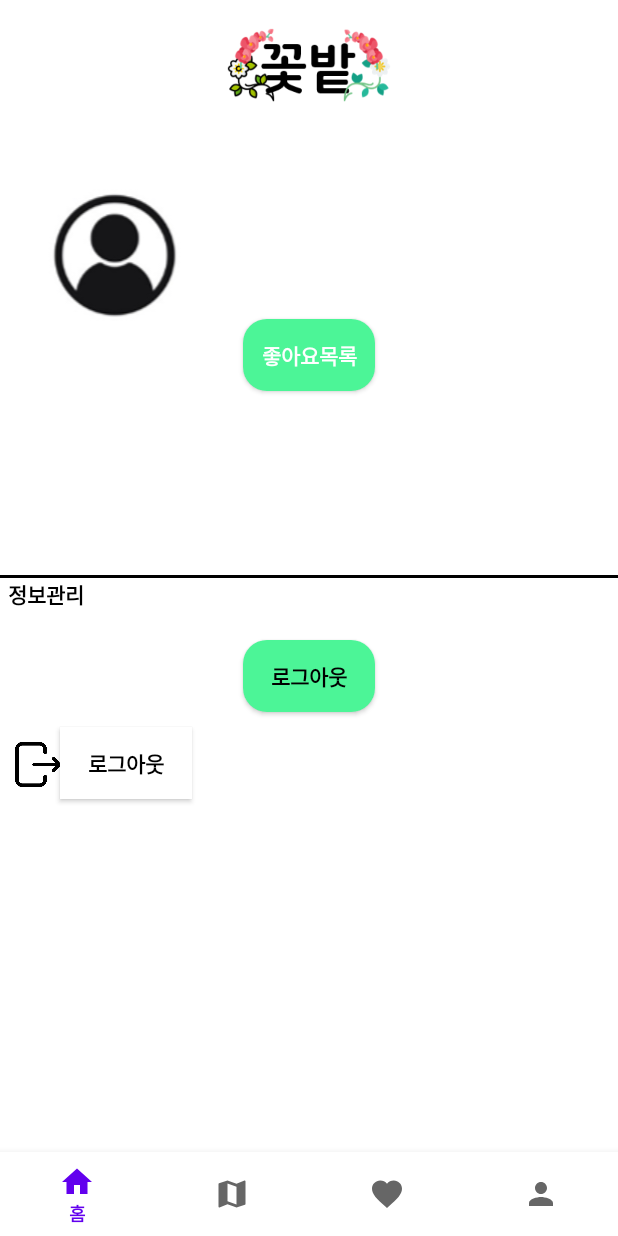
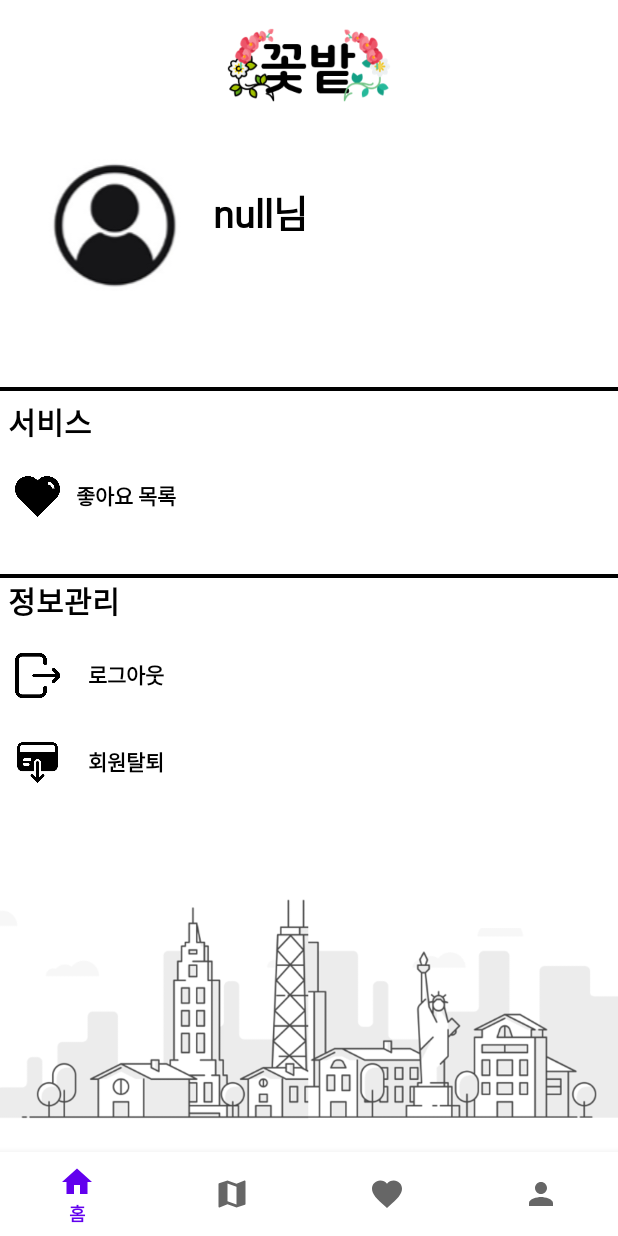
Before and after one commit to Ju-lotty/FlowerGarden, an Android app: the fragment Information placed in its activity, on a phone screen of 412 x 824 dp. Run offline under Robolectric (Android 15) with nearby library versions, the phone set to English and light mode, and no system bars; our stand-ins replace Firebase (no records; nobody signed in at launch, a user with empty details on screens opened directly); libraries missing offline, so code that uses them is left out: com.naver.maps; 3 statements that could not run were skipped.

Commit message:
UserInformation

```diff
--- a/app/src/main/java/com/project/flowergarden/userfragment/Information.kt
+++ b/app/src/main/java/com/project/flowergarden/userfragment/Information.kt
@@ -1,60 +1,100 @@
 package com.project.flowergarden.userfragment
 
+import android.app.AlertDialog
+import android.content.Intent
 import android.os.Bundle
+import android.util.Log
 import androidx.fragment.app.Fragment
 import android.view.LayoutInflater
 import android.view.View
 import android.view.ViewGroup
-import com.project.flowergarden.R
+import com.google.firebase.auth.FirebaseAuth
+import com.google.firebase.auth.FirebaseUser
+import com.google.firebase.database.*
+import com.project.flowergarden.StartActivity
+import com.project.flowergarden.databinding.FragmentInformationBinding
+import kotlinx.android.synthetic.main.fragment_information.*
 
-// TODO: Rename parameter arguments, choose names that match
-// the fragment initialization parameters, e.g. ARG_ITEM_NUMBER
-private const val ARG_PARAM1 = "param1"
-private const val ARG_PARAM2 = "param2"
 
-/**
- * A simple [Fragment] subclass.
- * Use the [Information.newInstance] factory method to
- * create an instance of this fragment.
- */
 class Information : Fragment() {
-    // TODO: Rename and change types of parameters
-    private var param1: String? = null
-    private var param2: String? = null
 
-    override fun onCreate(savedInstanceState: Bundle?) {
-        super.onCreate(savedInstanceState)
-        arguments?.let {
-            param1 = it.getString(ARG_PARAM1)
-            param2 = it.getString(ARG_PARAM2)
-        }
-    }
+    private lateinit var binding: FragmentInformationBinding
+
+    //유저 정보 불러오기 (아이디, 닉네임 등)
+    private var user: FirebaseUser? = null
+    private lateinit var UserDB: DatabaseReference //실시간 데이터베이스
+    private var userID: String? = null
 
     override fun onCreateView(
         inflater: LayoutInflater, container: ViewGroup?,
         savedInstanceState: Bundle?
-    ): View? {
-        // Inflate the layout for this fragment
-        return inflater.inflate(R.layout.fragment_information, container, false)
+    ): View {
+        binding = FragmentInformationBinding.inflate(layoutInflater)
+        return binding.root
     }
 
-    companion object {
-        /**
-         * Use this factory method to create a new instance of
-         * this fragment using the provided parameters.
-         *
-         * @param param1 Parameter 1.
-         * @param param2 Parameter 2.
-         * @return A new instance of fragment Information.
-         */
-        // TODO: Rename and change types and number of parameters
-        @JvmStatic
-        fun newInstance(param1: String, param2: String) =
-            Information().apply {
-                arguments = Bundle().apply {
-                    putString(ARG_PARAM1, param1)
-                    putString(ARG_PARAM2, param2)
+
+    override fun onViewCreated(view: View, savedInstanceState: Bundle?) {
+        super.onViewCreated(view, savedInstanceState)
+        logoutButtonClicked()
+        secessionButtonClicked()
+        showUserNickname()
+    }
+
+    private fun showUserNickname() {
+        user = FirebaseAuth.getInstance().currentUser
+        UserDB = FirebaseDatabase.getInstance().getReference("User")
+        userID = user!!.uid
+
+        UserDB.child(userID!!).addListenerForSingleValueEvent(object : ValueEventListener {
+
+            override fun onDataChange(snapshot: DataSnapshot) {
+                val nickname = snapshot.child("nickname").value.toString()
+                binding.userNameTextView.text = "${nickname.toString()}님"
+            }
+            override fun onCancelled(error: DatabaseError) {
+            }
+        })
+    }
+
+    private fun likeButtonClicked() {
+        TODO("Not yet implemented")
+    }
+    private fun logoutButtonClicked() {
+        logoutButton.setOnClickListener {
+            val builder = AlertDialog.Builder(context)
+
+            builder.setTitle("로그아웃") //제목
+                .setMessage("로그아웃을 하시겠습니까?") // 메시지
+                .setPositiveButton("확인") { _, _ ->
+                    FirebaseAuth.getInstance().signOut()
+                    activity?.let {
+                        val intent = Intent(context, StartActivity::class.java)
+                        startActivity(intent)
+                    }
                 }
-            }
+                .setNegativeButton("취소") { _, _ -> }
+                .create()
+                .show()
+        }
     }
+    private fun secessionButtonClicked() {
+        secessionButton.setOnClickListener {
+            val builder = AlertDialog.Builder(context)
+
+            builder.setTitle("회원탈퇴") //제목
+                .setMessage("회원탈퇴를 하시겠습니까? \n탈퇴한 계정은 복구가 불가합니다.") // 메시지
+                .setPositiveButton("확인") { _, _ ->
+                    FirebaseAuth.getInstance().currentUser?.delete()
+                    activity?.let {
+                        val intent = Intent(context, StartActivity::class.java)
+                        startActivity(intent)
+                    }
+                }
+                .setNegativeButton("취소") { _, _ -> }
+                .create()
+                .show()
+        }
+    }
+
 }
--- a/app/src/main/res/layout/fragment_information.xml
+++ b/app/src/main/res/layout/fragment_information.xml
@@ -1,9 +1,9 @@
 <?xml version="1.0" encoding="utf-8"?>
 <androidx.constraintlayout.widget.ConstraintLayout xmlns:android="http://schemas.android.com/apk/res/android"
+    xmlns:app="http://schemas.android.com/apk/res-auto"
     xmlns:tools="http://schemas.android.com/tools"
     android:layout_width="match_parent"
     android:layout_height="match_parent"
-    xmlns:app="http://schemas.android.com/apk/res-auto"
     tools:context=".userfragment.Information">
 
     <ImageView
@@ -18,92 +18,161 @@
 
     <ImageView
         android:id="@+id/profileImageView"
+        android:layout_width="112dp"
+        android:layout_height="wrap_content"
+        android:layout_marginStart="20dp"
+        android:layout_marginTop="30dp"
         android:src="@drawable/ic_profile"
-        app:layout_constraintTop_toBottomOf="@id/title"
         app:layout_constraintStart_toStartOf="parent"
-        android:layout_marginTop="50dp"
-        android:layout_marginStart="20dp"
-        android:layout_width="112dp"
-        android:layout_height="wrap_content"/>
+        app:layout_constraintTop_toBottomOf="@id/title" />
+
     <TextView
         android:id="@+id/userNameTextView"
+        android:layout_width="wrap_content"
+        android:layout_height="wrap_content"
         android:layout_marginStart="10dp"
         android:layout_marginTop="20dp"
-        android:textSize="30sp"
+        android:fontFamily="@font/font"
+        android:textColor="@color/black"
+        android:textSize="25sp"
+        android:textStyle="bold"
+        app:layout_constraintStart_toEndOf="@id/profileImageView"
         app:layout_constraintTop_toTopOf="@id/profileImageView"
-        app:layout_constraintStart_toEndOf="@id/profileImageView"
+        android:text="고양이귀여워님" />
+
+    <View
+        android:id="@+id/line1"
+        android:layout_width="match_parent"
+        android:layout_height="2.5dp"
+        android:layout_marginBottom="250dp"
+        android:background="#000000"
+        app:layout_constraintBottom_toBottomOf="parent"
+        app:layout_constraintEnd_toEndOf="parent"
+        app:layout_constraintStart_toStartOf="parent"
+        app:layout_constraintTop_toTopOf="parent" />
+
+    <TextView
+        android:textSize="20sp"
+        android:id="@+id/setting"
+        android:layout_width="wrap_content"
+        android:layout_height="wrap_content"
+        android:layout_marginStart="5dp"
+        android:layout_marginTop="5dp"
+        android:fontFamily="@font/font"
+        android:text="서비스"
         android:textColor="@color/black"
         android:textStyle="bold"
-        tools:text="고양이귀여워님"
+        app:layout_constraintStart_toStartOf="parent"
+        app:layout_constraintTop_toBottomOf="@id/line1" />
+
+    <ImageView
+        android:id="@+id/heartImageView"
+        android:layout_width="30dp"
+        android:layout_height="30dp"
+        android:layout_marginStart="10dp"
+        android:layout_marginTop="20dp"
+        android:src="@drawable/ic_heart"
+        app:layout_constraintStart_toStartOf="parent"
+        app:layout_constraintTop_toBottomOf="@id/setting" />
+
+    <androidx.appcompat.widget.AppCompatButton
+        style="@style/Widget.AppCompat.Button.Borderless"
         android:fontFamily="@font/font"
+        android:id="@+id/likeButton"
         android:layout_width="wrap_content"
-        android:layout_height="wrap_content"/>
-    <View
-        android:id="@+id/line1"
-        app:layout_constraintStart_toStartOf="parent"
-        app:layout_constraintEnd_toEndOf="parent"
-        app:layout_constraintTop_toTopOf="parent"
-        app:layout_constraintBottom_toBottomOf="parent"
-        android:layout_width="match_parent"
-        android:layout_height="2dp"
-        android:background="#000000"/>
-    <TextView
-        android:id="@+id/settings"
-        android:layout_marginStart="5dp"
-        app:layout_constraintStart_toStartOf="parent"
-        app:layout_constraintTop_toBottomOf="@id/line1"
-        android:textStyle="bold"
-        android:textColor="@color/black"
-        android:text="정보관리"
-        android:fontFamily="@font/font"
-        android:layout_width="wrap_content"
-        android:layout_height="wrap_content"/>
-    <androidx.appcompat.widget.AppCompatButton
-        android:id="@+id/likeButton"
-        android:textColor="@color/white"
-        android:textStyle="bold"
-        android:layout_marginTop="30dp"
-        app:layout_constraintEnd_toEndOf="parent"
-        app:layout_constraintTop_toBottomOf="@+id/userNameTextView"
-        app:layout_constraintStart_toStartOf="parent"
-        android:text="좋아요목록"
-        android:background="@drawable/shape_login"
-        android:layout_width="wrap_content"
-        android:layout_height="wrap_content"/>
-    <androidx.appcompat.widget.AppCompatButton
-        android:id="@+id/logoutButton"
+        android:layout_height="wrap_content"
+        android:layout_marginStart="40dp"
+        android:layout_marginTop="10dp"
+        android:background="#FFFFFFFF"
+        android:text="좋아요 목록"
         android:textColor="@color/black"
         android:textStyle="bold"
-        android:layout_marginTop="20dp"
+        app:layout_constraintStart_toStartOf="parent"
+        app:layout_constraintTop_toBottomOf="@+id/setting" />
+
+    <View
+        android:id="@+id/line2"
+        android:layout_width="match_parent"
+        android:layout_height="2.5dp"
+        android:background="#000000"
+        app:layout_constraintBottom_toBottomOf="parent"
         app:layout_constraintEnd_toEndOf="parent"
-        app:layout_constraintTop_toBottomOf="@+id/settings"
         app:layout_constraintStart_toStartOf="parent"
-        android:text="로그아웃"
-        android:background="@drawable/shape_login"
+        app:layout_constraintTop_toTopOf="parent" />
+
+    <TextView
+        android:textSize="20sp"
+        android:id="@+id/settings"
         android:layout_width="wrap_content"
-        android:layout_height="wrap_content"/>
-    <androidx.appcompat.widget.AppCompatButton
-        android:layout_marginStart="10dp"
+        android:layout_height="wrap_content"
+        android:layout_marginStart="5dp"
+        android:fontFamily="@font/font"
+        android:text="정보관리"
         android:textColor="@color/black"
         android:textStyle="bold"
+        app:layout_constraintStart_toStartOf="parent"
+        app:layout_constraintTop_toBottomOf="@id/line2" />
+
+
+    <ImageView
+        android:layout_width="30dp"
+        android:layout_height="30dp"
+        android:layout_marginStart="10dp"
         android:layout_marginTop="20dp"
-        app:layout_constraintTop_toBottomOf="@+id/logoutButton"
-        app:layout_constraintStart_toStartOf="parent"
         android:background="@drawable/ic_logout"
-        android:layout_width="30dp"
-        android:layout_height="30dp"/>
-    <androidx.appcompat.widget.AppCompatButton
-        android:layout_marginStart="40dp"
         android:textColor="@color/black"
         android:textStyle="bold"
+        app:layout_constraintStart_toStartOf="parent"
+        app:layout_constraintTop_toBottomOf="@+id/settings" />
+
+    <androidx.appcompat.widget.AppCompatButton
+        style="@style/Widget.AppCompat.Button.Borderless"
+        android:fontFamily="@font/font"
+        android:id="@+id/logoutButton"
+        android:layout_width="wrap_content"
+        android:layout_height="wrap_content"
+        android:layout_marginStart="40dp"
+        android:layout_marginTop="10dp"
         android:background="#FFFFFFFF"
+        android:text="로그아웃"
+        android:textColor="@color/black"
+        android:textStyle="bold"
+        app:layout_constraintStart_toStartOf="parent"
+        app:layout_constraintTop_toBottomOf="@+id/settings" />
+
+    <ImageView
+        android:layout_width="30dp"
+        android:layout_height="30dp"
+        android:layout_marginStart="10dp"
+        android:layout_marginTop="20dp"
+        android:background="@drawable/ic_secession"
+        android:textColor="@color/black"
+        android:textStyle="bold"
+        app:layout_constraintStart_toStartOf="parent"
+        app:layout_constraintTop_toBottomOf="@+id/logoutButton" />
+
+    <androidx.appcompat.widget.AppCompatButton
+        style="@style/Widget.AppCompat.Button.Borderless"
+        android:fontFamily="@font/font"
+        android:id="@+id/secessionButton"
+        android:layout_width="wrap_content"
+        android:layout_height="wrap_content"
+        android:layout_marginStart="40dp"
         android:layout_marginTop="10dp"
-        app:layout_constraintTop_toBottomOf="@+id/logoutButton"
+        android:background="#FFFFFFFF"
+        android:text="회원탈퇴"
+        android:textColor="@color/black"
+        android:textStyle="bold"
         app:layout_constraintStart_toStartOf="parent"
-        android:text="로그아웃"
-        android:layout_width="wrap_content"
-        android:layout_height="wrap_content"/>
+        app:layout_constraintTop_toBottomOf="@+id/logoutButton" />
 
+    <ImageView
+        android:layout_width="0dp"
+        android:layout_height="200dp"
+        android:src="@drawable/backgroundfromuser"
+        app:layout_constraintBottom_toBottomOf="parent"
+        app:layout_constraintEnd_toEndOf="parent"
+        app:layout_constraintStart_toStartOf="parent" />
 
 
 </androidx.constraintlayout.widget.ConstraintLayout>
```
Also changed, not shown: app/src/main/res/drawable/backgroundfromuser.PNG (added), app/src/main/res/drawable/ic_heart.png (added), app/src/main/res/drawable/ic_secession.png (added).
